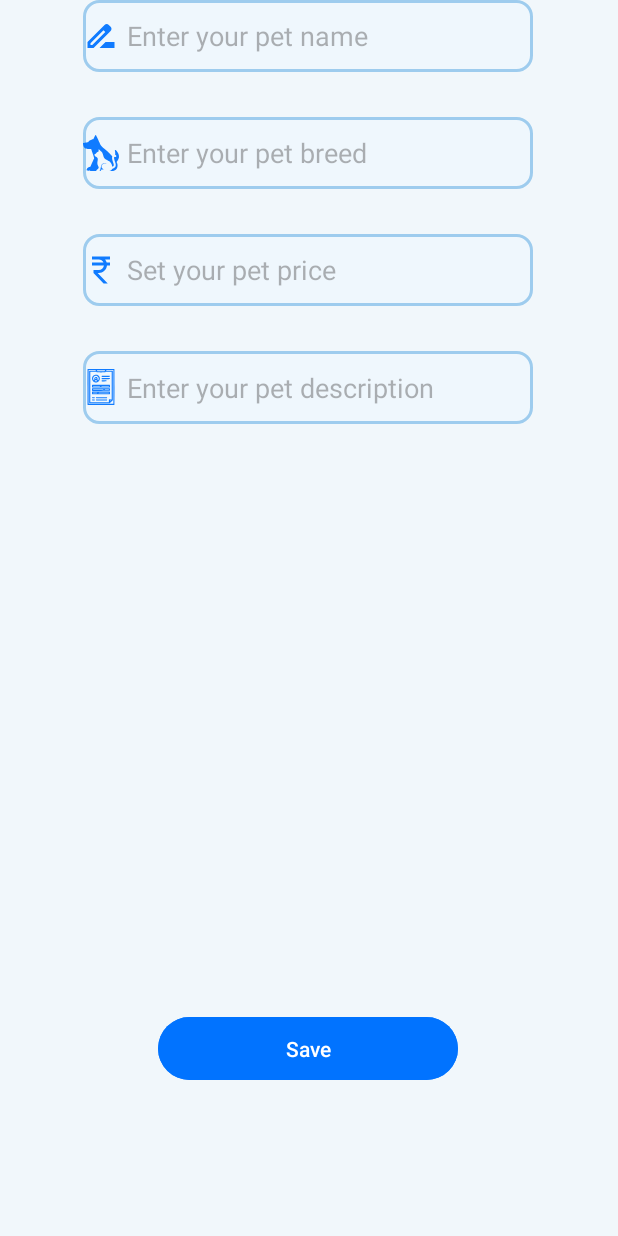
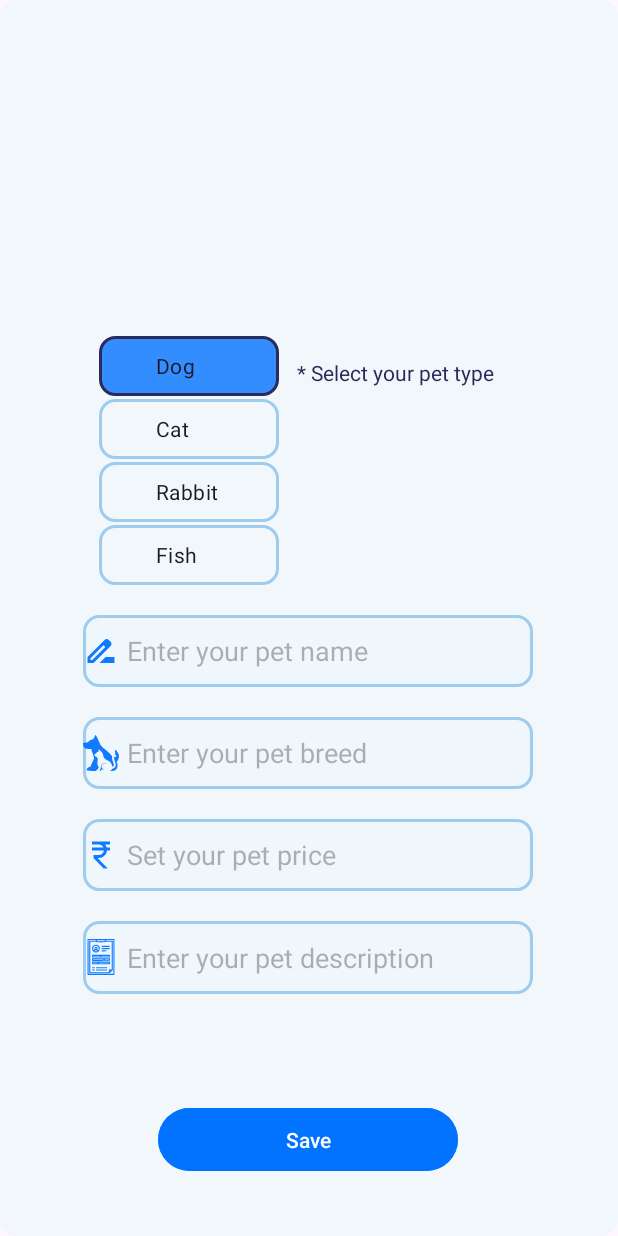
Before and after one commit to ruchit9510/pet-adoption-, an Android app: the AddPet screen opened directly, with no data from a screen before it, on a phone screen of 412 x 824 dp. Run offline under Robolectric (Android 15) with nearby library versions, the phone set to English and light mode, and no system bars; Roboto replaces fonts that are not available here.

Commit message:
Some Update

```diff
--- a/app/src/main/java/com/example/mypet/AddPet.kt
+++ b/app/src/main/java/com/example/mypet/AddPet.kt
@@ -3,9 +3,11 @@ package com.example.mypet
 import androidx.appcompat.app.AppCompatActivity
 import android.os.Bundle
 
+
 class AddPet : AppCompatActivity() {
     override fun onCreate(savedInstanceState: Bundle?) {
         super.onCreate(savedInstanceState)
         setContentView(R.layout.activity_add_pet)
+
     }
 }
--- a/app/src/main/java/com/example/mypet/Sell.kt
+++ b/app/src/main/java/com/example/mypet/Sell.kt
@@ -4,12 +4,16 @@ import android.content.Intent
 import androidx.appcompat.app.AppCompatActivity
 import android.os.Bundle
 import android.widget.Toast
+import com.example.mypet.databinding.ActivityAddPetBinding
+import com.example.mypet.databinding.ActivitySellBinding
 import com.google.android.material.bottomnavigation.BottomNavigationView
 
 class Sell : AppCompatActivity() {
+    private lateinit var binding: ActivitySellBinding
     override fun onCreate(savedInstanceState: Bundle?) {
         super.onCreate(savedInstanceState)
-        setContentView(R.layout.activity_sell)
+        binding = ActivitySellBinding.inflate(this.layoutInflater)
+        setContentView(binding.root)
 
         val bottomNavigationView = findViewById<BottomNavigationView>(R.id.bottomNavigation)
         bottomNavigationView.selectedItemId = R.id.bottom_sell
@@ -45,6 +49,9 @@ class Sell : AppCompatActivity() {
                 else -> false
             }
         }
+        binding.addPet.setOnClickListener(){
+            startActivity(Intent(this , AddPet::class.java))
+        }
     }
     // BackPress Button
     private var backPressCount = 0
--- /dev/null
+++ b/app/src/main/res/drawable/bt_radio.xml
@@ -0,0 +1,19 @@
+<?xml version="1.0" encoding="utf-8"?>
+<selector xmlns:android="http://schemas.android.com/apk/res/android">
+
+    <item android:state_checked="true">
+        <shape android:shape="rectangle">
+            <solid android:color="@color/app_theme_light_dark" />
+            <corners android:radius="10dp" />
+            <stroke android:color="#2A2B5B" android:width="2dp" />
+        </shape>
+    </item>
+
+    <item android:state_checked="false">
+        <shape android:shape="rectangle">
+            <solid android:color="@color/app_theme_light" />
+            <corners android:radius="10dp" />
+            <stroke android:color="@color/edit_text_background1" android:width="2dp" />
+        </shape>
+    </item>
+</selector>
--- a/app/src/main/res/layout/activity_add_pet.xml
+++ b/app/src/main/res/layout/activity_add_pet.xml
@@ -4,27 +4,137 @@
     xmlns:tools="http://schemas.android.com/tools"
     android:layout_width="match_parent"
     android:layout_height="match_parent"
-    android:background="@color/app_theme_light"
+    android:background="@drawable/edit_text_backgroud"
+    android:backgroundTint="@color/app_theme_light"
     tools:context=".AddPet">
 
-    <Button
-        android:id="@+id/petSave"
-        android:layout_width="200dp"
-        android:layout_height="50dp"
-        android:layout_marginBottom="100dp"
-        android:backgroundTint="@color/app_theme"
-        android:text="Save"
-        android:textColor="@color/white"
-        app:layout_constraintBottom_toBottomOf="parent"
+
+    <EditText
+        android:id="@+id/petPrice"
+        android:layout_width="300dp"
+        android:layout_height="48dp"
+        android:layout_marginTop="20dp"
+        android:background="@drawable/edit_text_backgroud"
+        android:drawableLeft="@drawable/rupee_24"
+        android:drawablePadding="5dp"
+        android:drawableTint="@color/app_theme"
+        android:ems="10"
+        android:hint="Set your pet price"
+        android:inputType="text"
+        android:textColor="#1A1A27"
+        android:textColorHint="#653E3C3C"
         app:layout_constraintEnd_toEndOf="parent"
-        app:layout_constraintHorizontal_bias="0.497"
-        app:layout_constraintStart_toStartOf="parent" />
+        app:layout_constraintHorizontal_bias="0.496"
+        app:layout_constraintStart_toStartOf="parent"
+        app:layout_constraintTop_toBottomOf="@+id/petBreed" />
+
+    <EditText
+        android:id="@+id/petName"
+        android:layout_width="300dp"
+        android:layout_height="48dp"
+        android:layout_marginTop="20dp"
+        android:background="@drawable/edit_text_backgroud"
+        android:drawableLeft="@drawable/name"
+        android:drawablePadding="5dp"
+        android:drawableTint="@color/app_theme"
+        android:ems="10"
+        android:hint="Enter your pet name"
+        android:inputType="text"
+        android:textColor="#1A1A27"
+        android:textColorHint="#653E3C3C"
+        app:layout_constraintEnd_toEndOf="parent"
+        app:layout_constraintHorizontal_bias="0.496"
+        app:layout_constraintStart_toStartOf="parent"
+        app:layout_constraintTop_toBottomOf="@+id/radioGroup" />
+
+    <RadioGroup
+        android:id="@+id/radioGroup"
+        android:layout_width="wrap_content"
+        android:layout_height="wrap_content"
+        android:layout_marginTop="224dp"
+        app:layout_constraintEnd_toEndOf="parent"
+        app:layout_constraintHorizontal_bias="0.225"
+        app:layout_constraintStart_toStartOf="parent"
+        android:checkedButton="@id/petDog"
+        app:layout_constraintTop_toTopOf="parent">
+
+
+        <RadioButton
+            android:id="@+id/petDog"
+            android:layout_width="120dp"
+            android:layout_height="40dp"
+            android:layout_marginBottom="2dp"
+            android:layout_weight="1"
+            android:background="@drawable/bt_radio"
+            android:button="@null"
+            android:paddingStart="38dp"
+            android:paddingEnd="30dp"
+            android:text="@string/dog"
+            android:textColor="#1A1A27" />
+
+        <RadioButton
+            android:id="@+id/petCat"
+            android:layout_width="120dp"
+            android:layout_height="40dp"
+            android:layout_marginBottom="2dp"
+            android:layout_weight="1"
+            android:background="@drawable/bt_radio"
+            android:button="@null"
+            android:paddingStart="38dp"
+            android:paddingEnd="30dp"
+            android:text="@string/cat"
+            android:textColor="#1A1A27" />
+
+        <RadioButton
+            android:id="@+id/petRabbit"
+            android:layout_width="120dp"
+            android:layout_height="40dp"
+            android:layout_marginBottom="2dp"
+            android:layout_weight="1"
+            android:background="@drawable/bt_radio"
+            android:button="@null"
+            android:paddingStart="38dp"
+            android:paddingEnd="30dp"
+            android:text="@string/rabbit"
+            android:textColor="#1A1A27" />
+
+        <RadioButton
+            android:id="@+id/petFish"
+            android:layout_width="120dp"
+            android:layout_height="40dp"
+            android:layout_weight="1"
+            android:background="@drawable/bt_radio"
+            android:button="@null"
+            android:paddingStart="38dp"
+            android:paddingEnd="30dp"
+            android:text="@string/fish"
+            android:textColor="#1A1A27" />
+    </RadioGroup>
+
+    <EditText
+        android:id="@+id/petBreed"
+        android:layout_width="300dp"
+        android:layout_height="48dp"
+        android:layout_marginTop="20dp"
+        android:background="@drawable/edit_text_backgroud"
+        android:drawableLeft="@drawable/animals"
+        android:drawablePadding="5dp"
+        android:drawableTint="@color/app_theme"
+        android:ems="10"
+        android:hint="Enter your pet breed"
+        android:inputType="text"
+        android:textColor="#1A1A27"
+        android:textColorHint="#653E3C3C"
+        app:layout_constraintEnd_toEndOf="parent"
+        app:layout_constraintHorizontal_bias="0.496"
+        app:layout_constraintStart_toStartOf="parent"
+        app:layout_constraintTop_toBottomOf="@+id/petName" />
 
     <EditText
         android:id="@+id/petDescription"
         android:layout_width="300dp"
         android:layout_height="wrap_content"
-        android:layout_marginTop="30dp"
+        android:layout_marginTop="20dp"
         android:background="@drawable/edit_text_backgroud"
         android:drawableLeft="@drawable/description"
         android:drawablePadding="5dp"
@@ -37,78 +147,60 @@
         android:textColor="#1A1A27"
         android:textColorHint="#653E3C3C"
         app:layout_constraintEnd_toEndOf="parent"
-        app:layout_constraintHorizontal_bias="0.495"
+        app:layout_constraintHorizontal_bias="0.496"
         app:layout_constraintStart_toStartOf="parent"
         app:layout_constraintTop_toBottomOf="@+id/petPrice" />
 
-    <EditText
-        android:id="@+id/petPrice"
-        android:layout_width="300dp"
-        android:layout_height="48dp"
-        android:layout_marginTop="30dp"
-        android:background="@drawable/edit_text_backgroud"
-        android:drawableLeft="@drawable/rupee_24"
-        android:drawablePadding="5dp"
-        android:drawableTint="@color/app_theme"
-        android:ems="10"
-        android:hint="Set your pet price"
-        android:inputType="text"
-        android:textColor="#1A1A27"
-        android:textColorHint="#653E3C3C"
+    <Button
+        android:id="@+id/petSave"
+        android:layout_width="200dp"
+        android:layout_height="50dp"
+        android:layout_marginTop="72dp"
+        android:backgroundTint="@color/app_theme"
+        android:text="Save"
+        android:textColor="@color/white"
         app:layout_constraintEnd_toEndOf="parent"
-        app:layout_constraintHorizontal_bias="0.495"
+        app:layout_constraintHorizontal_bias="0.497"
         app:layout_constraintStart_toStartOf="parent"
-        app:layout_constraintTop_toBottomOf="@+id/petBreed" />
+        app:layout_constraintTop_toBottomOf="@+id/petDescription" />
 
-    <EditText
-        android:id="@+id/petName"
-        android:layout_width="300dp"
-        android:layout_height="48dp"
-        android:background="@drawable/edit_text_backgroud"
-        android:drawableLeft="@drawable/name"
-        android:drawablePadding="5dp"
-        android:drawableTint="@color/app_theme"
-        android:ems="10"
-        android:hint="Enter your pet name"
-        android:inputType="text"
-        android:textColor="#1A1A27"
-        android:textColorHint="#653E3C3C"
+    <ProgressBar
+        android:id="@+id/petaddprogressBar4"
+        style="?android:attr/progressBarStyle"
+        android:layout_width="wrap_content"
+        android:layout_height="wrap_content"
+        android:layout_marginTop="1dp"
+        android:indeterminateTint="@color/app_theme"
+        android:visibility="invisible"
+        app:layout_constraintBottom_toTopOf="@+id/petSave"
         app:layout_constraintEnd_toEndOf="parent"
-        app:layout_constraintHorizontal_bias="0.495"
+        app:layout_constraintHorizontal_bias="0.498"
         app:layout_constraintStart_toStartOf="parent"
-        tools:layout_editor_absoluteY="342dp" />
+        app:layout_constraintTop_toBottomOf="@+id/petDescription"
+        app:layout_constraintVertical_bias="0.381" />
 
-    <EditText
-        android:id="@+id/petBreed"
-        android:layout_width="300dp"
-        android:layout_height="48dp"
-        android:layout_marginTop="30dp"
-        android:background="@drawable/edit_text_backgroud"
-        android:drawableLeft="@drawable/animals"
-        android:drawablePadding="5dp"
-        android:drawableTint="@color/app_theme"
-        android:ems="10"
-        android:hint="Enter your pet breed"
-        android:inputType="text"
-        android:textColor="#1A1A27"
-        android:textColorHint="#653E3C3C"
+    <TextView
+        android:id="@+id/textView6"
+        android:layout_width="wrap_content"
+        android:layout_height="wrap_content"
+        android:layout_marginBottom="152dp"
+        android:text="* Select your pet type"
+        android:textColor="#2A2B5B"
+        app:layout_constraintBottom_toTopOf="@+id/petName"
         app:layout_constraintEnd_toEndOf="parent"
-        app:layout_constraintHorizontal_bias="0.495"
+        app:layout_constraintHorizontal_bias="0.128"
+        app:layout_constraintStart_toEndOf="@+id/radioGroup" />
+
+    <androidx.recyclerview.widget.RecyclerView
+        android:id="@+id/pet_recycler"
+        android:layout_width="wrap_content"
+        android:layout_height="wrap_content"
+        android:layout_marginTop="28dp"
+        android:orientation="horizontal"
+        android:scrollbars="horizontal"
+        app:layout_constraintEnd_toEndOf="parent"
+        app:layout_constraintHorizontal_bias="0.378"
         app:layout_constraintStart_toStartOf="parent"
-        app:layout_constraintTop_toBottomOf="@+id/petName" />
-
-    <HorizontalScrollView
-        android:layout_width="294dp"
-        android:layout_height="161dp"
-        app:layout_constraintEnd_toEndOf="parent"
-        app:layout_constraintHorizontal_bias="0.445"
-        app:layout_constraintStart_toStartOf="parent"
-        tools:layout_editor_absoluteY="163dp">
-
-        <LinearLayout
-            android:layout_width="wrap_content"
-            android:layout_height="match_parent"
-            android:orientation="vertical" />
-    </HorizontalScrollView>
+        app:layout_constraintTop_toTopOf="parent" />
 
 </androidx.constraintlayout.widget.ConstraintLayout>
--- a/app/src/main/res/layout/activity_forgot.xml
+++ b/app/src/main/res/layout/activity_forgot.xml
@@ -13,7 +13,7 @@
         android:layout_height="wrap_content"
         android:layout_marginTop="64dp"
         android:indeterminateTint="@color/app_theme"
-        android:tint="@color/text"
+
         android:visibility="invisible"
         app:layout_constraintEnd_toEndOf="parent"
         app:layout_constraintHorizontal_bias="0.498"
--- a/app/src/main/res/layout/activity_sell.xml
+++ b/app/src/main/res/layout/activity_sell.xml
@@ -25,4 +25,13 @@
         app:layout_constraintStart_toStartOf="parent"
         app:menu="@menu/bottom_menu" />
 
+    <Button
+        android:id="@+id/addPet"
+        android:layout_width="wrap_content"
+        android:layout_height="wrap_content"
+        android:text="Button"
+        app:layout_constraintBottom_toTopOf="@+id/bottomNavigation"
+        app:layout_constraintEnd_toEndOf="parent"
+        app:layout_constraintStart_toStartOf="parent" />
+
 </androidx.constraintlayout.widget.ConstraintLayout>
--- a/app/src/main/res/values/colors.xml
+++ b/app/src/main/res/values/colors.xml
@@ -7,8 +7,9 @@
     <color name="teal_700">#FF018786</color>
     <color name="white">#FFFFFFFF</color>
     <color name="select">#B1CDFA</color>
-    <color name="text">#1A1A27</color>
+    <color name="black">#1A1A27</color>
     <color name="app_theme">#EE0073FF</color>
+    <color name="app_theme_light_dark">#C90072FF</color>
     <color name="app_theme_2">#EE1E7EF1</color>
     <color name="app_theme_light">#F1F7FB</color>
     <color name="edit_text_border">#039A9F</color>
--- a/app/src/main/res/values/strings.xml
+++ b/app/src/main/res/values/strings.xml
@@ -9,4 +9,9 @@
     <string name="invalid_username">Not a valid username</string>
     <string name="invalid_password">Password must be >5 characters</string>
     <string name="login_failed">"Login failed"</string>
+    <string name="dog">"Dog"</string>
+    <string name="cat">"Cat"</string>
+    <string name="rabbit">"Rabbit"</string>
+    <string name="fish">"Fish"</string>
+
 </resources>
```
